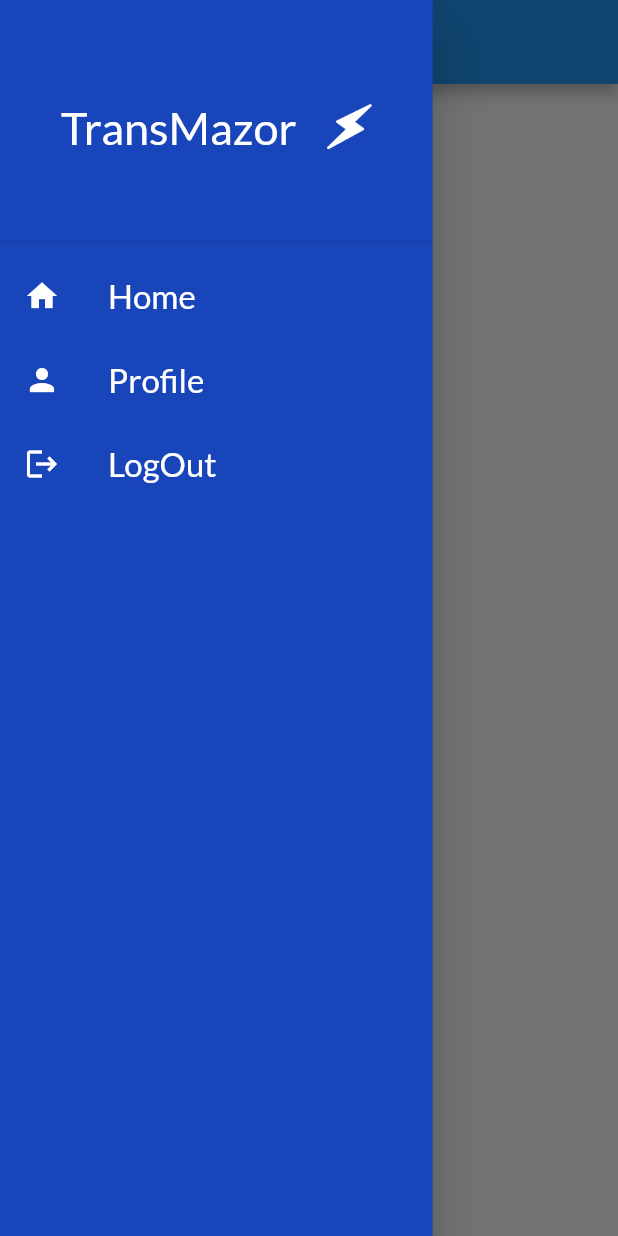
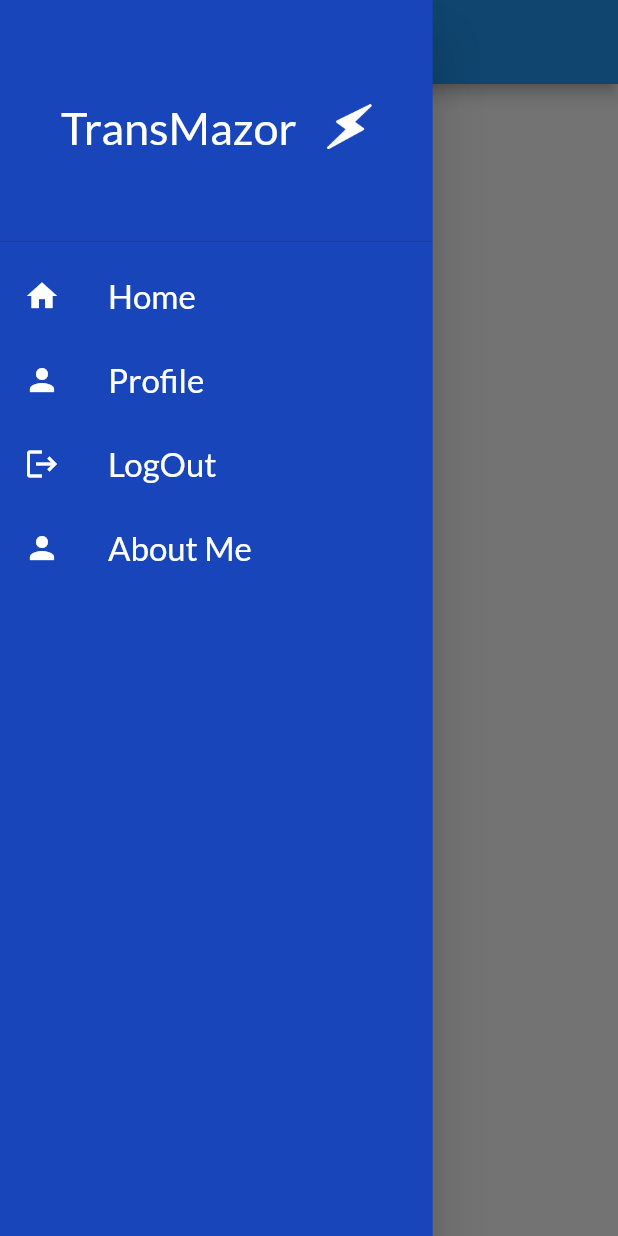
Before and after one commit to Sqooby/ProjektInzynierski, a Flutter app: the HomeScreen screen opened by its route, with the side drawer open, on a phone screen of 412 x 824 dp. Run offline on Flutter 3.47's test engine with Material 2 defaults, Android fonts, the phone set to English and light mode, and no system bars; our stand-ins replace bloc, equatable, flutter_bloc, flutter_dotenv, geolocator, google_maps_flutter and 1 more; missing offline and left inert: flutter_polyline_points; accounts and stored records are empty; network calls fail.

```diff
--- a/lib/main.dart
+++ b/lib/main.dart
@@ -1,5 +1,6 @@
 import 'package:flutter/material.dart';
 import 'package:flutter_dotenv/flutter_dotenv.dart';
+import 'package:pv_analizer/screens/AboutMe/about_me_screen.dart';
 
 import 'package:pv_analizer/screens/BusStop/cubit/bus_stop_cubit.dart';
 import 'package:pv_analizer/screens/Login/login_screen.dart';
@@ -48,6 +49,7 @@ class MyApp extends StatelessWidget {
           '/profile': (context) => ProfileScreen(),
           '/sing_up': (context) => SingUpScreen(),
           '/home': (context) => HomeScreen(),
+          '/about_me': (context) => AboutMeScreen(),
         },
       ),
     );
--- a/lib/widgets/home_drawer.dart
+++ b/lib/widgets/home_drawer.dart
@@ -1,8 +1,7 @@
 import 'package:flutter/material.dart';
+import 'package:pv_analizer/screens/AboutMe/about_me_screen.dart';
 import 'package:pv_analizer/screens/Home/home_screen.dart';
 import 'package:pv_analizer/screens/profile/profile_screen.dart';
-
-import '../screens/Map/map_screen.dart';
 
 import '../screens/Login/login_screen.dart';
 
@@ -76,6 +75,13 @@ class HomeDrawer extends StatelessWidget {
                 Navigator.of(context).pushReplacementNamed(LoginScreen.routeName);
               },
             ),
+            ItemDrawer(
+              "About Me",
+              Icons.person,
+              () {
+                Navigator.of(context).pushReplacementNamed(AboutMeScreen.routeName);
+              },
+            ),
           ],
         ),
       ),
```
Also changed, not shown: lib/screens/AboutMe/about_me_screen.dart (added, +41 -0 lines).
